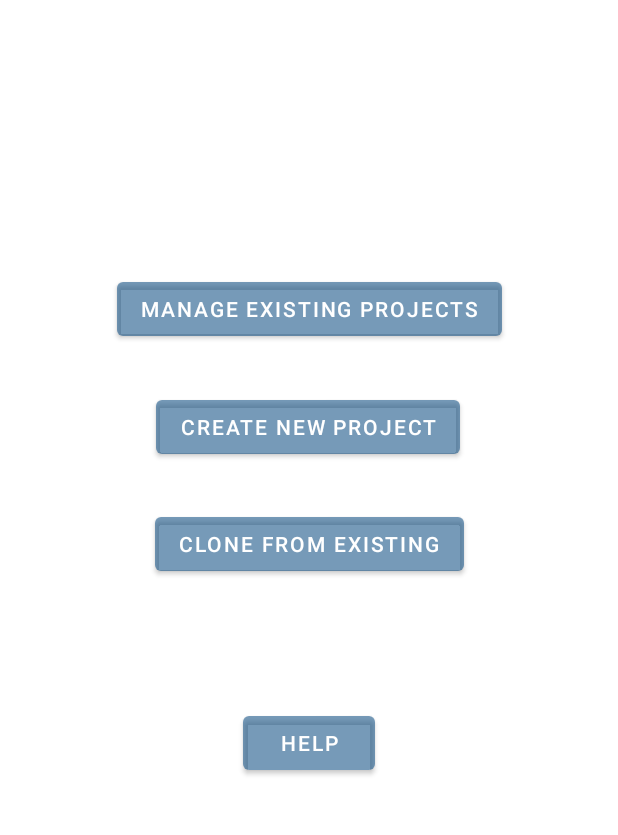
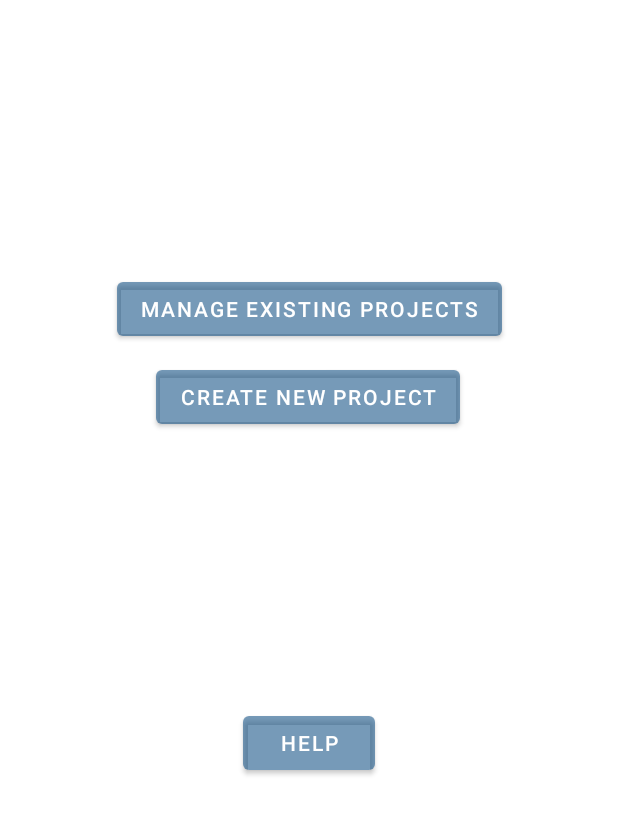
Before and after one commit to zsiciliani/ECSE424-07, an Android app: the screen it shows after launch (MainActivity), on a phone screen of 412 x 824 dp, the part 392-1227 px from its top. Run offline under Robolectric (Android 15) with nearby library versions, the phone set to English and light mode, and no system bars.

Commit message:
Minor fix; updated APK

```diff
--- a/ActivityBuilder/app/src/main/res/layout/activity_main.xml
+++ b/ActivityBuilder/app/src/main/res/layout/activity_main.xml
@@ -25,16 +25,17 @@
         android:layout_width="wrap_content"
         android:layout_height="wrap_content"
         android:layout_marginTop="8dp"
-        android:layout_marginBottom="8dp"
+        android:onClick="createEvent"
         android:text="Create New Project"
-        android:onClick="createEvent"
         app:backgroundTint="#92105083"
-        app:layout_constraintBottom_toTopOf="@+id/button3"
+        app:layout_constraintBottom_toBottomOf="parent"
         app:layout_constraintEnd_toEndOf="parent"
         app:layout_constraintHorizontal_bias="0.497"
         app:layout_constraintStart_toStartOf="parent"
-        app:layout_constraintTop_toBottomOf="@+id/button" />
+        app:layout_constraintTop_toBottomOf="@+id/button"
+        app:layout_constraintVertical_bias="0.00999999" />
 
+    <!--
     <Button
         android:id="@+id/button3"
         android:layout_width="wrap_content"
@@ -46,7 +47,7 @@
         app:layout_constraintEnd_toEndOf="parent"
         app:layout_constraintStart_toStartOf="parent"
         app:layout_constraintTop_toBottomOf="@+id/textView"
-        app:layout_constraintVertical_bias="0.8" />
+        app:layout_constraintVertical_bias="0.8" /> -->
 
     <Button
         android:id="@+id/button4"
```
Also changed, not shown: 1 other file.
